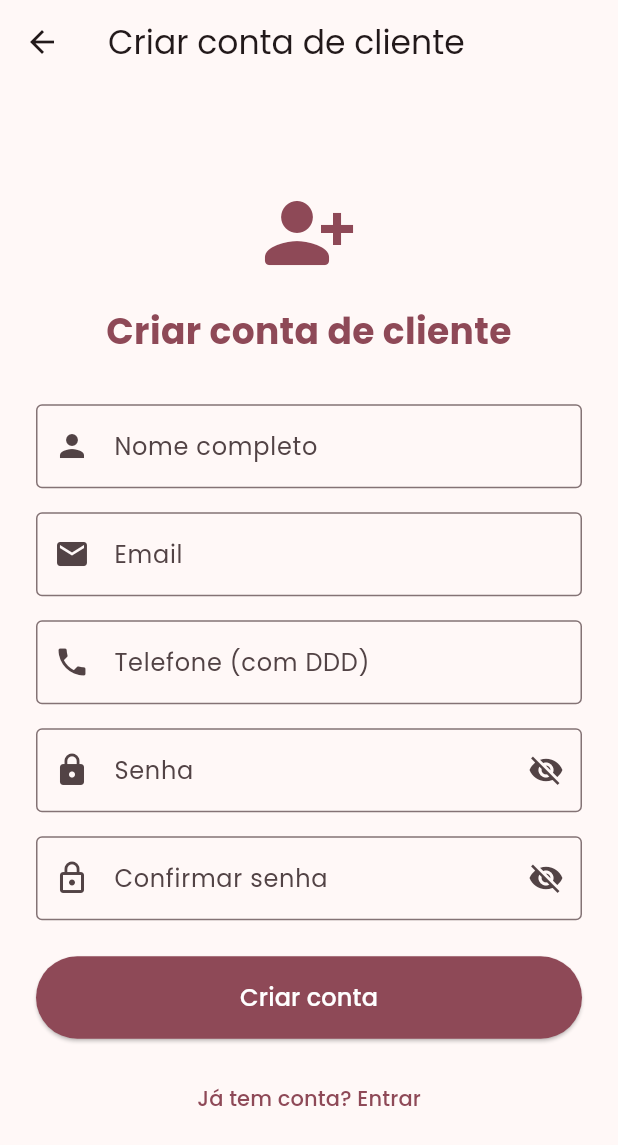
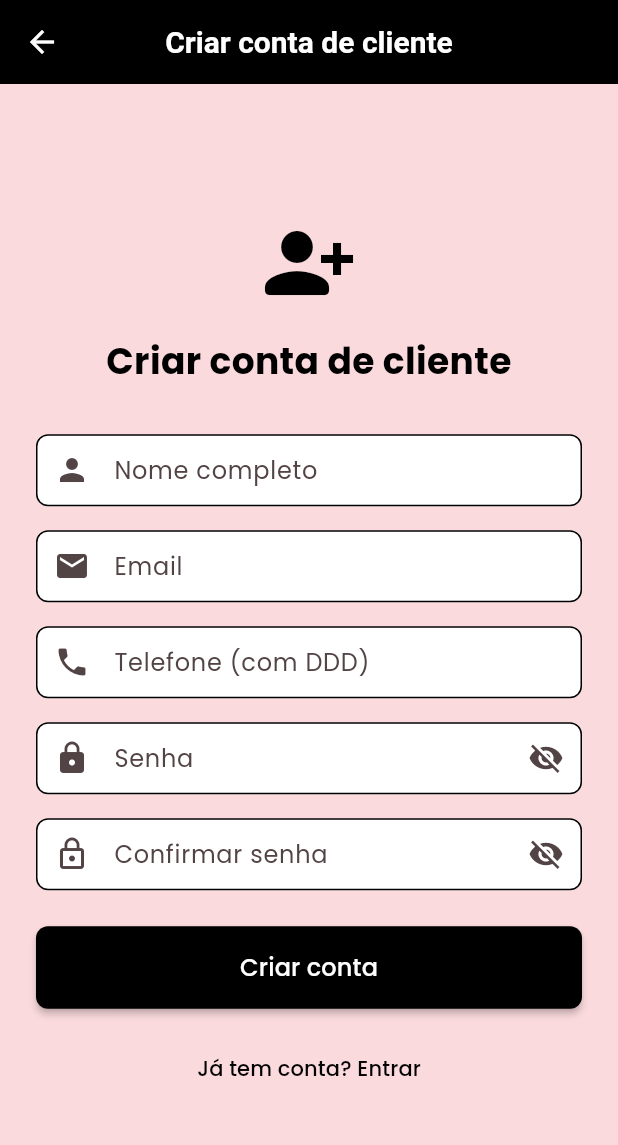
Before and after one commit to vaicomoutrasmaria819-maker/app_maria_vai_com_outras, a Flutter app: the screen it shows after launch, after a tap on "Entrar", after a tap on "Cadastrar como cliente", on a phone screen of 412 x 824 dp. Shown: the top 1145 px of the screen. Run offline on Flutter 3.47's test engine with Material 3 defaults, Android fonts, the phone set to English and light mode, and no system bars; our stand-ins replace cloud_firestore, cloud_functions, equatable, firebase_auth, firebase_core, firebase_messaging and 5 more; missing offline and left inert: firebase_data_connect, flutter_phone_direct_caller; accounts and stored records are empty.

Commit message:
feat: add brand theme and logo based on company branding
- Add AppTheme with brand colors (pink background, black/white accents)
- Add BrandingLogo widget with women worker silhouettes
- Update app name to 'Maria Vai Com As Outras'
- Add subtitle 'Reformas para Mulheres'
- Add slogan 'Não vá sozinha, vá com as outras!'
- Apply brand colors to login page
- Replace generic icon with custom branding logo
- Add dark theme support
- Update pubspec.yaml description
- Remove outdated documentation files
- Remove old custom auth service files (now using Cloud Functions)
- Clean up test user creation scripts

```diff
--- /dev/null
+++ b/lib/core/theme/app_theme.dart
@@ -0,0 +1,277 @@
+import 'package:flutter/material.dart';
+
+/// Tema do app Maria Vai Com As Outras - Reformas para Mulheres
+/// Cores baseadas no logo:
+/// - Background: Rosa claro (#FADADD)
+/// - Texto principal: Branco
+/// - Banner/Acento: Preto
+/// - Slogan: "Não vá sozinha, vá com as outras!"
+class AppTheme {
+  // Cores principais do logo
+  static const Color primaryPink = Color(0xFFFADADD); // Rosa claro do background
+  static const Color primaryBlack = Color(0xFF000000); // Preto do banner
+  static const Color primaryWhite = Color(0xFFFFFFFF); // Branco do texto
+
+  // Cores secundárias
+  static const Color secondaryPink = Color(0xFFE8A0B8); // Rosa mais escuro para ações
+  static const Color accentPink = Color(0xFFFF69B4); // Rosa vibrante para destaques
+
+  // Cores de UI
+  static const Color successGreen = Color(0xFF4CAF50);
+  static const Color errorRed = Color(0xFFF44336);
+  static const Color warningOrange = Color(0xFFFF9800);
+  static const Color infoBlue = Color(0xFF2196F3);
+
+  // Slogan
+  static const String slogan = 'Não vá sozinha, vá com as outras!';
+
+  // Nome do app
+  static const String appName = 'Maria Vai Com As Outras';
+  static const String subtitle = 'Reformas para Mulheres';
+
+  static ThemeData get lightTheme {
+    return ThemeData(
+      useMaterial3: true,
+      colorScheme: ColorScheme.fromSeed(
+        seedColor: primaryPink,
+        primary: primaryBlack,
+        secondary: secondaryPink,
+        surface: primaryPink,
+        background: primaryPink,
+        error: errorRed,
+      ),
+      scaffoldBackgroundColor: primaryPink,
+
+      // AppBar theme
+      appBarTheme: const AppBarTheme(
+        backgroundColor: primaryBlack,
+        foregroundColor: primaryWhite,
+        elevation: 0,
+        centerTitle: true,
+        titleTextStyle: TextStyle(
+          color: primaryWhite,
+          fontSize: 20,
+          fontWeight: FontWeight.bold,
+        ),
+      ),
+
+      // Card theme
+      cardTheme: CardTheme(
+        color: primaryWhite,
+        elevation: 4,
+        shape: RoundedRectangleBorder(
+          borderRadius: BorderRadius.circular(12),
+        ),
+      ),
+
+      // Elevated button theme
+      elevatedButtonTheme: ElevatedButtonThemeData(
+        style: ElevatedButton.styleFrom(
+          backgroundColor: primaryBlack,
+          foregroundColor: primaryWhite,
+          padding: const EdgeInsets.symmetric(horizontal: 24, vertical: 12),
+          shape: RoundedRectangleBorder(
+            borderRadius: BorderRadius.circular(8),
+          ),
+          elevation: 2,
+        ),
+      ),
+
+      // Outlined button theme
+      outlinedButtonTheme: OutlinedButtonThemeData(
+        style: OutlinedButton.styleFrom(
+          foregroundColor: primaryBlack,
+          side: const BorderSide(color: primaryBlack, width: 2),
+          padding: const EdgeInsets.symmetric(horizontal: 24, vertical: 12),
+          shape: RoundedRectangleBorder(
+            borderRadius: BorderRadius.circular(8),
+          ),
+        ),
+      ),
+
+      // Text button theme
+      textButtonTheme: TextButtonThemeData(
+        style: TextButton.styleFrom(
+          foregroundColor: primaryBlack,
+          padding: const EdgeInsets.symmetric(horizontal: 16, vertical: 8),
+        ),
+      ),
+
+      // Input decoration theme
+      inputDecorationTheme: InputDecorationTheme(
+        filled: true,
+        fillColor: primaryWhite,
+        border: OutlineInputBorder(
+          borderRadius: BorderRadius.circular(8),
+          borderSide: const BorderSide(color: primaryBlack),
+        ),
+        enabledBorder: OutlineInputBorder(
+          borderRadius: BorderRadius.circular(8),
+          borderSide: const BorderSide(color: primaryBlack),
+        ),
+        focusedBorder: OutlineInputBorder(
+          borderRadius: BorderRadius.circular(8),
+          borderSide: const BorderSide(color: secondaryPink, width: 2),
+        ),
+        errorBorder: OutlineInputBorder(
+          borderRadius: BorderRadius.circular(8),
+          borderSide: const BorderSide(color: errorRed),
+        ),
+        focusedErrorBorder: OutlineInputBorder(
+          borderRadius: BorderRadius.circular(8),
+          borderSide: const BorderSide(color: errorRed, width: 2),
+        ),
+        contentPadding: const EdgeInsets.symmetric(horizontal: 16, vertical: 12),
+      ),
+
+      // Icon theme
+      iconTheme: const IconThemeData(
+        color: primaryBlack,
+        size: 24,
+      ),
+
+      // Text theme
+      textTheme: const TextTheme(
+        displayLarge: TextStyle(
+          color: primaryBlack,
+          fontSize: 32,
+          fontWeight: FontWeight.bold,
+        ),
+        displayMedium: TextStyle(
+          color: primaryBlack,
+          fontSize: 28,
+          fontWeight: FontWeight.bold,
+        ),
+        displaySmall: TextStyle(
+          color: primaryBlack,
+          fontSize: 24,
+          fontWeight: FontWeight.bold,
+        ),
+        headlineLarge: TextStyle(
+          color: primaryBlack,
+          fontSize: 22,
+          fontWeight: FontWeight.bold,
+        ),
+        headlineMedium: TextStyle(
+          color: primaryBlack,
+          fontSize: 20,
+          fontWeight: FontWeight.w600,
+        ),
+        headlineSmall: TextStyle(
+          color: primaryBlack,
+          fontSize: 18,
+          fontWeight: FontWeight.w600,
+        ),
+        titleLarge: TextStyle(
+          color: primaryBlack,
+          fontSize: 18,
+          fontWeight: FontWeight.w600,
+        ),
+        titleMedium: TextStyle(
+          color: primaryBlack,
+          fontSize: 16,
+          fontWeight: FontWeight.w500,
+        ),
+        titleSmall: TextStyle(
+          color: primaryBlack,
+          fontSize: 14,
+          fontWeight: FontWeight.w500,
+        ),
+        bodyLarge: TextStyle(
+          color: primaryBlack,
+          fontSize: 16,
+        ),
+        bodyMedium: TextStyle(
+          color: primaryBlack,
+          fontSize: 14,
+        ),
+        bodySmall: TextStyle(
+          color: primaryBlack,
+          fontSize: 12,
+        ),
+        labelLarge: TextStyle(
+          color: primaryBlack,
+          fontSize: 14,
+          fontWeight: FontWeight.w500,
+        ),
+        labelMedium: TextStyle(
+          color: primaryBlack,
+          fontSize: 12,
+          fontWeight: FontWeight.w500,
+        ),
+        labelSmall: TextStyle(
+          color: primaryBlack,
+          fontSize: 10,
+          fontWeight: FontWeight.w500,
+        ),
+      ),
+
+      // Floating action button theme
+      floatingActionButtonTheme: const FloatingActionButtonThemeData(
+        backgroundColor: primaryBlack,
+        foregroundColor: primaryWhite,
+        elevation: 4,
+      ),
+
+      // Bottom navigation bar theme
+      bottomNavigationBarTheme: const BottomNavigationBarThemeData(
+        backgroundColor: primaryWhite,
+        selectedItemColor: primaryBlack,
+        unselectedItemColor: Colors.grey,
+        selectedLabelStyle: TextStyle(fontWeight: FontWeight.bold),
+        elevation: 8,
+      ),
+
+      // Chip theme
+      chipTheme: ChipThemeData(
+        backgroundColor: secondaryPink,
+        deleteIconColor: primaryWhite,
+        disabledColor: Colors.grey,
+        selectedColor: primaryBlack,
+        secondarySelectedColor: secondaryPink,
+        padding: const EdgeInsets.symmetric(horizontal: 8, vertical: 4),
+        labelStyle: const TextStyle(color: primaryBlack),
+        secondaryLabelStyle: const TextStyle(color: primaryWhite),
+        brightness: Brightness.light,
+      ),
+
+      // Divider theme
+      dividerTheme: const DividerThemeData(
+        color: Colors.grey,
+        thickness: 1,
+        space: 16,
+      ),
+    );
+  }
+
+  static ThemeData get darkTheme {
+    return ThemeData(
+      useMaterial3: true,
+      colorScheme: ColorScheme.fromSeed(
+        seedColor: primaryPink,
+        brightness: Brightness.dark,
+        primary: primaryPink,
+        secondary: secondaryPink,
+        surface: const Color(0xFF1A1A1A),
+        background: const Color(0xFF121212),
+        error: errorRed,
+      ),
+      scaffoldBackgroundColor: const Color(0xFF121212),
+
+      appBarTheme: const AppBarTheme(
+        backgroundColor: primaryBlack,
+        foregroundColor: primaryWhite,
+        elevation: 0,
+        centerTitle: true,
+      ),
+
+      cardTheme: CardTheme(
+        color: const Color(0xFF1A1A1A),
+        elevation: 4,
+        shape: RoundedRectangleBorder(
+          borderRadius: BorderRadius.circular(12),
+        ),
+      ),
+    );
+  }
+}
--- /dev/null
+++ b/lib/core/widgets/branding_logo.dart
@@ -0,0 +1,122 @@
+import 'package:flutter/material.dart';
+import 'package:mariavai_services/core/theme/app_theme.dart';
+
+/// Widget do logo Maria Vai Com As Outras
+/// Representa as silhuetas das mulheres trabalhadoras com ferramentas
+class BrandingLogo extends StatelessWidget {
+  final double size;
+
+  const BrandingLogo({super.key, this.size = 120});
+
+  @override
+  Widget build(BuildContext context) {
+    return SizedBox(
+      width: size,
+      height: size * 0.6,
+      child: CustomPaint(
+        painter: _LogoPainter(),
+      ),
+    );
+  }
+}
+
+class _LogoPainter extends CustomPainter {
+  @override
+  void paint(Canvas canvas, Size size) {
+    final paint = Paint()
+      ..color = AppTheme.primaryBlack
+      ..style = PaintingStyle.fill;
+
+    // Desenhar 5 silhuetas de mulheres trabalhadoras
+    // Cada uma com uma ferramenta diferente
+    _drawWomanWithTool(canvas, size, 0.1, Icons.format_paint); // Rolo de tinta
+    _drawWomanWithTool(canvas, size, 0.3, Icons.work); // Maleta/briefcase
+    _drawWomanWithTool(canvas, size, 0.5, Icons.build); // Chave inglesa
+    _drawWomanWithTool(canvas, size, 0.7, Icons.handyman); // Martelo
+    _drawWomanWithTool(canvas, size, 0.9, Icons.construction); // Capacete/ferramentas
+  }
+
+  void _drawWomanWithTool(Canvas canvas, Size size, double xRatio, IconData toolIcon) {
+    final centerX = size.width * xRatio;
+    final centerY = size.height * 0.5;
+    final scale = size.width * 0.08;
+
+    // Corpo da mulher (silhueta)
+    final bodyPaint = Paint()
+      ..color = AppTheme.primaryBlack
+      ..style = PaintingStyle.fill;
+
+    // Cabeça
+    canvas.drawCircle(
+      Offset(centerX, centerY - scale * 2),
+      scale * 0.4,
+      bodyPaint,
+    );
+
+    // Capacete
+    final helmetPaint = Paint()
+      ..color = AppTheme.primaryBlack
+      ..style = PaintingStyle.fill;
+
+    canvas.drawRRect(
+      RRect.fromRectAndRadius(
+        Rect.fromCenter(
+          center: Offset(centerX, centerY - scale * 2.3),
+          width: scale * 0.9,
+          height: scale * 0.4,
+        ),
+        const Radius.circular(2),
+      ),
+      helmetPaint,
+    );
+
+    // Corpo (tronco)
+    canvas.drawRect(
+      Rect.fromCenter(
+        center: Offset(centerX, centerY),
+        width: scale * 0.6,
+        height: scale * 1.2,
+      ),
+      bodyPaint,
+    );
+
+    // Pernas
+    canvas.drawRect(
+      Rect.fromCenter(
+        center: Offset(centerX - scale * 0.15, centerY + scale * 0.9),
+        width: scale * 0.2,
+        height: scale * 0.8,
+      ),
+      bodyPaint,
+    );
+    canvas.drawRect(
+      Rect.fromCenter(
+        center: Offset(centerX + scale * 0.15, centerY + scale * 0.9),
+        width: scale * 0.2,
+        height: scale * 0.8,
+      ),
+      bodyPaint,
+    );
+
+    // Braços segurando ferramenta
+    canvas.drawRect(
+      Rect.fromCenter(
+        center: Offset(centerX - scale * 0.3, centerY - scale * 0.3),
+        width: scale * 0.15,
+        height: scale * 0.6,
+      ),
+      bodyPaint,
+    );
+    canvas.drawRect(
+      Rect.fromCenter(
+        center: Offset(centerX + scale * 0.3, centerY - scale * 0.3),
+        width: scale * 0.15,
+        height: scale * 0.6,
+      ),
+      bodyPaint,
+    );
+  }
+
+  @override
+  bool shouldRepaint(covariant CustomPainter oldDelegate) => false;
+}
--- a/lib/main.dart
+++ b/lib/main.dart
@@ -3,6 +3,7 @@ import 'package:google_fonts/google_fonts.dart';
 import 'core/router/app_router.dart';
 import 'core/firebase/firebase_service.dart';
 import 'core/firebase/messaging_service.dart';
+import 'core/theme/app_theme.dart';
 
 void main() async {
   WidgetsFlutterBinding.ensureInitialized();
@@ -38,16 +39,15 @@ class MariaVaiApp extends StatelessWidget {
   @override
   Widget build(BuildContext context) {
     return MaterialApp.router(
-      title: 'Maria Vai - Serviços para Mulheres',
+      title: AppTheme.appName,
       debugShowCheckedModeBanner: false,
-      theme: ThemeData(
-        colorScheme: ColorScheme.fromSeed(
-          seedColor: const Color(0xFFE91E63), // Pink for women-focused app
-          brightness: Brightness.light,
-        ),
-        useMaterial3: true,
-        textTheme: GoogleFonts.poppinsTextTheme(),
+      theme: AppTheme.lightTheme.copyWith(
+        textTheme: GoogleFonts.poppinsTextTheme(AppTheme.lightTheme.textTheme),
       ),
+      darkTheme: AppTheme.darkTheme.copyWith(
+        textTheme: GoogleFonts.poppinsTextTheme(AppTheme.darkTheme.textTheme),
+      ),
+      themeMode: ThemeMode.system,
       routerConfig: appRouter,
     );
   }
--- a/lib/presentation/features/auth/login_page.dart
+++ b/lib/presentation/features/auth/login_page.dart
@@ -3,6 +3,8 @@ import 'package:go_router/go_router.dart';
 import 'package:google_fonts/google_fonts.dart';
 import 'package:mariavai_services/core/firebase/auth_service.dart';
 import 'package:mariavai_services/core/firebase/firestore_service.dart';
+import 'package:mariavai_services/core/theme/app_theme.dart';
+import 'package:mariavai_services/core/widgets/branding_logo.dart';
 import 'package:mariavai_services/domain/entities/user.dart';
 
 class LoginPage extends StatefulWidget {
@@ -90,31 +92,45 @@ class _LoginPageState extends State<LoginPage> {
                 mainAxisAlignment: MainAxisAlignment.center,
                 crossAxisAlignment: CrossAxisAlignment.stretch,
                 children: [
-                  Icon(
-                    Icons.people_alt_rounded,
-                    size: 80,
-                    color: Theme.of(context).colorScheme.primary,
-                  ),
-                  const SizedBox(height: 16),
+                  const BrandingLogo(size: 200),
+                  const SizedBox(height: 24),
                   Text(
-                    'Maria Vai Com As Outras',
+                    AppTheme.appName,
                     style: GoogleFonts.poppins(
-                      fontSize: 32,
+                      fontSize: 28,
                       fontWeight: FontWeight.bold,
                       color: Theme.of(context).colorScheme.primary,
                     ),
                     textAlign: TextAlign.center,
                   ),
                   const SizedBox(height: 8),
+                  Container(
+                    padding: const EdgeInsets.symmetric(horizontal: 16, vertical: 8),
+                    decoration: BoxDecoration(
+                      color: AppTheme.primaryBlack,
+                      borderRadius: BorderRadius.circular(4),
+                    ),
+                    child: Text(
+                      AppTheme.subtitle,
+                      style: GoogleFonts.poppins(
+                        fontSize: 14,
+                        fontWeight: FontWeight.bold,
+                        color: AppTheme.primaryWhite,
+                      ),
+                      textAlign: TextAlign.center,
+                    ),
+                  ),
+                  const SizedBox(height: 16),
                   Text(
-                    'Serviços para Mulheres',
+                    AppTheme.slogan,
                     style: GoogleFonts.poppins(
                       fontSize: 16,
-                      color: Colors.grey[600],
+                      fontStyle: FontStyle.italic,
+                      color: Colors.grey[700],
                     ),
                     textAlign: TextAlign.center,
                   ),
-                  const SizedBox(height: 48),
+                  const SizedBox(height: 32),
                   TextFormField(
                     controller: _emailController,
                     decoration: const InputDecoration(
--- a/pubspec.yaml
+++ b/pubspec.yaml
@@ -1,5 +1,5 @@
 name: mariavai_services
-description: "A new Flutter project."
+description: "Maria Vai Com As Outras - Reformas para Mulheres"
 # The following line prevents the package from being accidentally published to
 # pub.dev using `flutter pub publish`. This is preferred for private packages.
 publish_to: 'none' # Remove this line if you wish to publish to pub.dev
```
Also changed, not shown: lib/core/auth/custom_auth_service.dart (deleted, +0 -135 lines), lib/core/auth/password_service.dart (deleted, +0 -25 lines), scripts/create_test_users.dart (deleted, +0 -119 lines), 4 other files.
